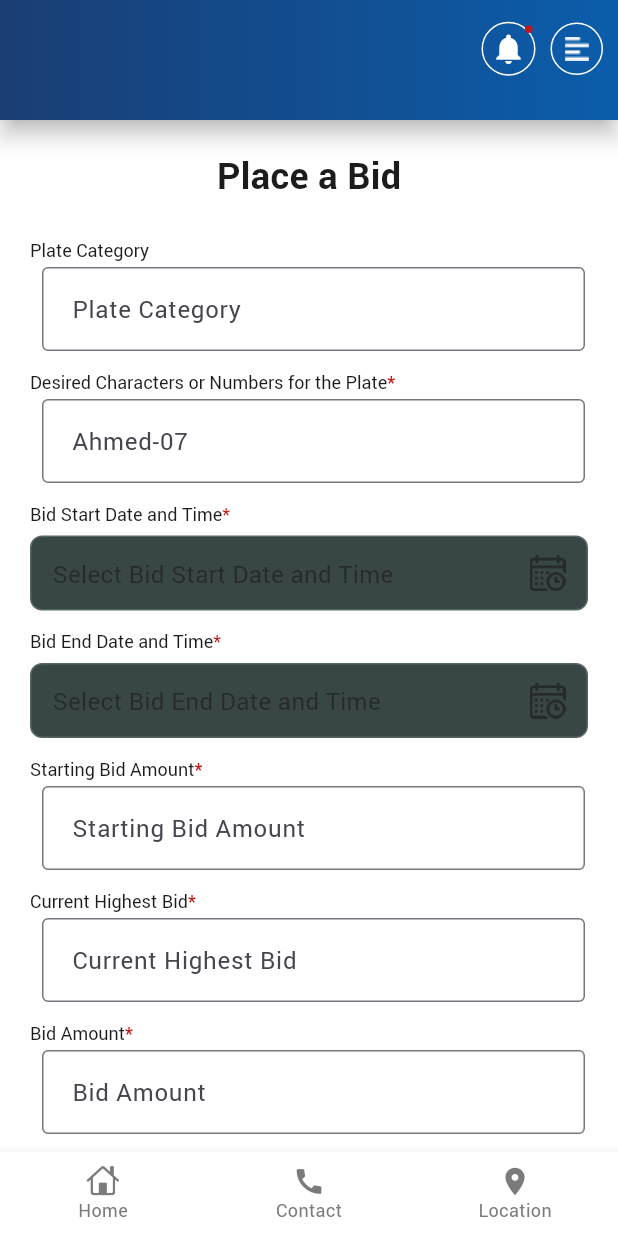
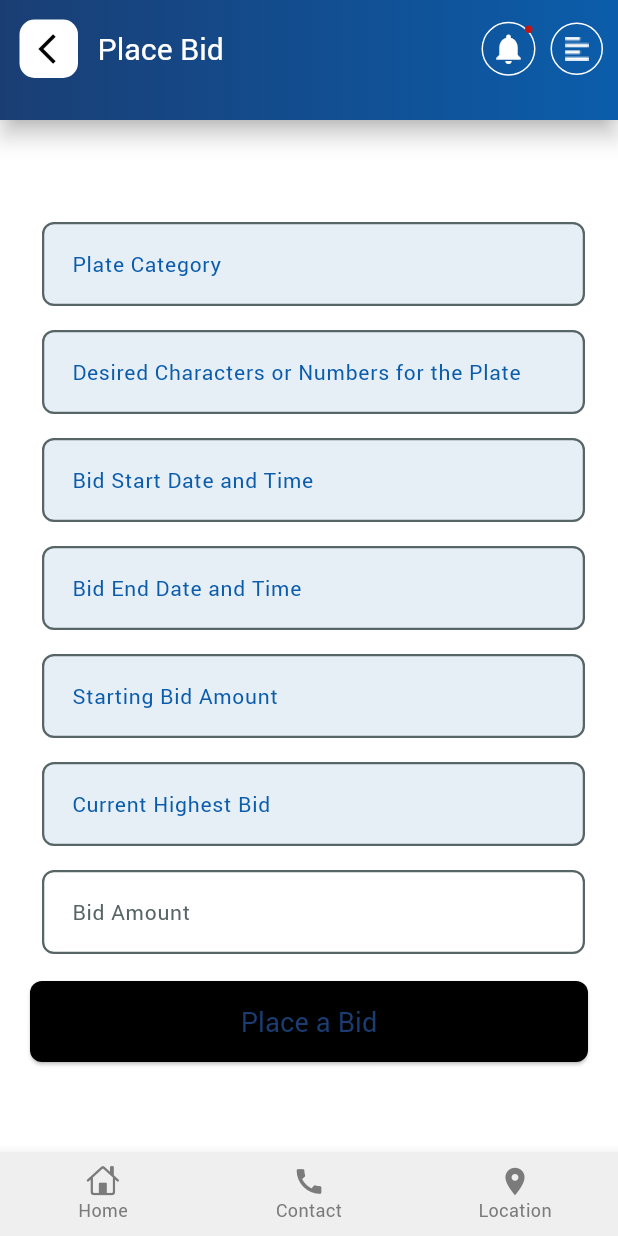
Before and after one commit to amjadjamali06/dummy_app, a Flutter app: the PlaceBidScreen screen opened by its route, on a phone screen of 412 x 824 dp. Run offline on Flutter 3.47's test engine with Material 3 defaults, Android fonts, the phone set to English and light mode, and no system bars; our stand-ins replace awesome_dialog, connectivity_plus, dropdown_search, flutter_secure_storage, fluttertoast, get and 2 more; missing offline and left inert: intrinsic_grid_view, mask_input_formatter; accounts and stored records are empty.

Commit message:
1- Modified Place Bid Screen.

```diff
--- a/lib/controllers/place_bid_screen_controller.dart
+++ b/lib/controllers/place_bid_screen_controller.dart
@@ -5,7 +5,6 @@ import 'package:excise_e_auction/models/auction_bid_model.dart';
 import 'package:excise_e_auction/services/web_services/general_service.dart';
 import 'package:excise_e_auction/ui/custom_widgets/custom_progress_dialog.dart';
 import 'package:excise_e_auction/utils/constants.dart';
-import 'package:excise_e_auction/utils/date_time_manager.dart';
 import 'package:excise_e_auction/utils/string_utils.dart';
 import 'package:excise_e_auction/utils/text_filter.dart';
 import 'package:flutter/material.dart';
@@ -15,13 +14,13 @@ import '../utils/text_field_manager.dart';
 
 class PlaceBidScreenController extends GetxController{
   GlobalKey<ScaffoldState> scaffoldKey = GlobalKey<ScaffoldState>();
-  TextFieldManager plateCategoryTfManager = TextFieldManager('Plate Category',mandatory: false);
-  TextFieldManager desiredNbrPlateTfManager = TextFieldManager('Desired Characters or Numbers for the Plate',hint: 'Ahmed-07');
-  DateTimeManager bidStartDateManager = DateTimeManager('Bid Start Date and Time');
-  DateTimeManager bidEndDateManager = DateTimeManager('Bid End Date and Time');
-  TextFieldManager startingBidAmountTfManager = TextFieldManager('Starting Bid Amount');
-  TextFieldManager currentHighestBidTfManager = TextFieldManager('Current Highest Bid');
-  TextFieldManager bidAmountTfManager = TextFieldManager('Bid Amount',mandatory: true,filter: TextFilter.number);
+  TextFieldManager plateCategoryTfManager = TextFieldManager('',mandatory: false, hint: 'Plate Category');
+  TextFieldManager desiredNbrPlateTfManager = TextFieldManager('',hint: 'Desired Characters or Numbers for the Plate',);
+  TextFieldManager bidStartDateManager = TextFieldManager('',mandatory: false, hint: 'Bid Start Date and Time',);
+  TextFieldManager bidEndDateManager = TextFieldManager('',mandatory: false, hint: 'Bid End Date and Time');
+  TextFieldManager startingBidAmountTfManager = TextFieldManager('' ,mandatory: false, hint: 'Starting Bid Amount');
+  TextFieldManager currentHighestBidTfManager = TextFieldManager('',mandatory: false, hint: 'Current Highest Bid');
+  TextFieldManager bidAmountTfManager = TextFieldManager('',mandatory: true,filter: TextFilter.number, hint: 'Bid Amount');
   AuctionModel auctionModel = AuctionModel.empty();
 
   @override
@@ -40,8 +39,8 @@ class PlaceBidScreenController extends GetxController{
 
     plateCategoryTfManager.controller.text = auctionModel.bidType;
     desiredNbrPlateTfManager.controller.text = auctionModel.numberPlat;
-    bidStartDateManager.formattedDateTime.value = auctionModel.startDate.formatDate;
-    bidEndDateManager.formattedDateTime.value = auctionModel.endDate.formatDate;
+    bidStartDateManager.controller.text = auctionModel.startDate.formatDate;
+    bidEndDateManager.controller.text = auctionModel.endDate.formatDate;
     startingBidAmountTfManager.controller.text = auctionModel.bidStartAmount.toAmount;
     currentHighestBidTfManager.controller.text = auctionModel.bidEndAmount.toAmount;
   }
@@ -60,7 +59,7 @@ class PlaceBidScreenController extends GetxController{
           id: DateTime.now().millisecondsSinceEpoch.toString(),
           plateCategory: plateCategoryTfManager.controller.text,
           nbrPlate: desiredNbrPlateTfManager.controller.text,
-          bidDate: bidEndDateManager.formattedDateTime.value,
+          bidDate: bidEndDateManager.controller.text,
           bidAmount: bidAmountTfManager.controller.text,
           auctionId: auctionModel.id);
       ProgressDialog().showDialog();
--- a/lib/ui/custom_widgets/custom_bottom_nav_bar.dart
+++ b/lib/ui/custom_widgets/custom_bottom_nav_bar.dart
@@ -11,7 +11,7 @@ class CustomBottomNavBar extends GetView<CustomBottomNavBarController> {
     return Obx(
           () => SafeArea(
         child: BottomNavigationBar(
-          backgroundColor: kWhiteColor,
+          backgroundColor: const Color(0xffEFEFEF),
           currentIndex: CustomBottomNavBarController.selectedIndex.value,
           showSelectedLabels: true,
           showUnselectedLabels: true,
--- a/lib/ui/custom_widgets/general_text_field.dart
+++ b/lib/ui/custom_widgets/general_text_field.dart
@@ -79,8 +79,26 @@ class GeneralTextField extends StatelessWidget {
                         inputFormatters: tfManager.formatters,
                         decoration: InputDecoration(
                           labelText: tfManager.hint??tfManager.fieldName,
+                          filled: readOnly,
+                          fillColor: readOnly ? kPrimaryColor.withOpacity(0.1) : Colors.transparent,
+                          labelStyle: TextStyle(
+                              color: readOnly ? kPrimaryColor : kFieldBorderColor,
+                              fontSize: 14,
+                              fontWeight: FontWeight.w400
+                          ),
                           counterText: '',
-                          border: const OutlineInputBorder(),
+                          border: const OutlineInputBorder(
+                            borderRadius: BorderRadius.all(Radius.circular(kFieldRadius)),
+                            borderSide: BorderSide(color: kFieldBorderColor,width: 1.5),
+                          ),
+                          focusedBorder: const OutlineInputBorder(
+                            borderRadius: BorderRadius.all(Radius.circular(kFieldRadius)),
+                            borderSide: BorderSide(color:  kPrimaryColor, width: 1.5),
+                          ),
+                          enabledBorder:  const OutlineInputBorder(
+                            borderRadius: BorderRadius.all(Radius.circular(kFieldRadius)),
+                            borderSide: BorderSide(color: kFieldBorderColor, width: 1.5),
+                          ),
                           // hintText: "Enter ${tfManager.hint??tfManager.fieldName}",
                           contentPadding: const EdgeInsets.all(16),
                           // border: InputBorder.none,
--- a/lib/ui/screens/place_bid_screen.dart
+++ b/lib/ui/screens/place_bid_screen.dart
@@ -1,6 +1,5 @@
 import 'package:excise_e_auction/controllers/place_bid_screen_controller.dart';
 import 'package:excise_e_auction/ui/custom_widgets/general_date_picker_field.dart';
-import 'package:excise_e_auction/utils/constants.dart';
 import 'package:flutter/material.dart';
 import 'package:get/get.dart';
 import '../../utils/app_colors.dart';
@@ -16,7 +15,7 @@ class PlaceBidScreen extends GetView<PlaceBidScreenController> {
     return CustomScaffold(
       scaffoldKey: controller.scaffoldKey,
       className: runtimeType.toString(),
-      screenName: '',
+      screenName: 'Place Bid',
       gestureDetectorOnTap: controller.removeFocus,
       onNotificationListener: (detail){
         if(detail is UserScrollNotification) {
@@ -29,20 +28,13 @@ class PlaceBidScreen extends GetView<PlaceBidScreenController> {
   }
 
   Widget getBody(BuildContext context){
-    return Column(children: [
-      Container(
-        margin: const EdgeInsets.only(top: 20,bottom: 20),
-        child: const Text('Place a Bid', style: TextStyle(
-          fontSize: 24,
-          fontWeight: FontWeight.bold,
-          color:kTextColor,
-        ),
-        ),
-      ),
+    return Column(
+      children: [
+      const SizedBox(height: 60),
       GeneralTextField.withBorder(tfManager: controller.plateCategoryTfManager,readOnly: true,),
       GeneralTextField.withBorder(tfManager: controller.desiredNbrPlateTfManager,readOnly: true,),
-      GeneralDatePickerField.withBorder(dateManager: controller.bidStartDateManager,readOnly: true,),
-      GeneralDatePickerField.withBorder(dateManager: controller.bidEndDateManager,readOnly: true,),
+      GeneralTextField.withBorder(tfManager: controller.bidStartDateManager,readOnly: true,),
+      GeneralTextField.withBorder(tfManager: controller.bidEndDateManager,readOnly: true,),
       GeneralTextField.withBorder(tfManager: controller.startingBidAmountTfManager,readOnly: true,),
       GeneralTextField.withBorder(tfManager: controller.currentHighestBidTfManager,readOnly: true,),
       GeneralTextField.withBorder(tfManager: controller.bidAmountTfManager),
```
